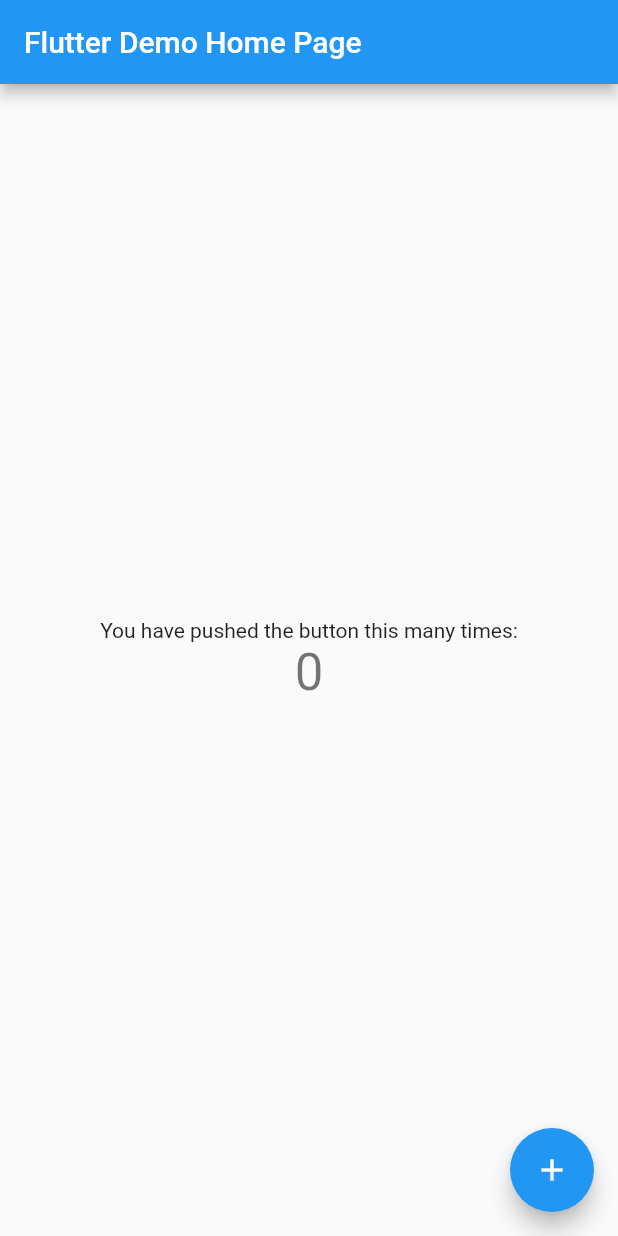
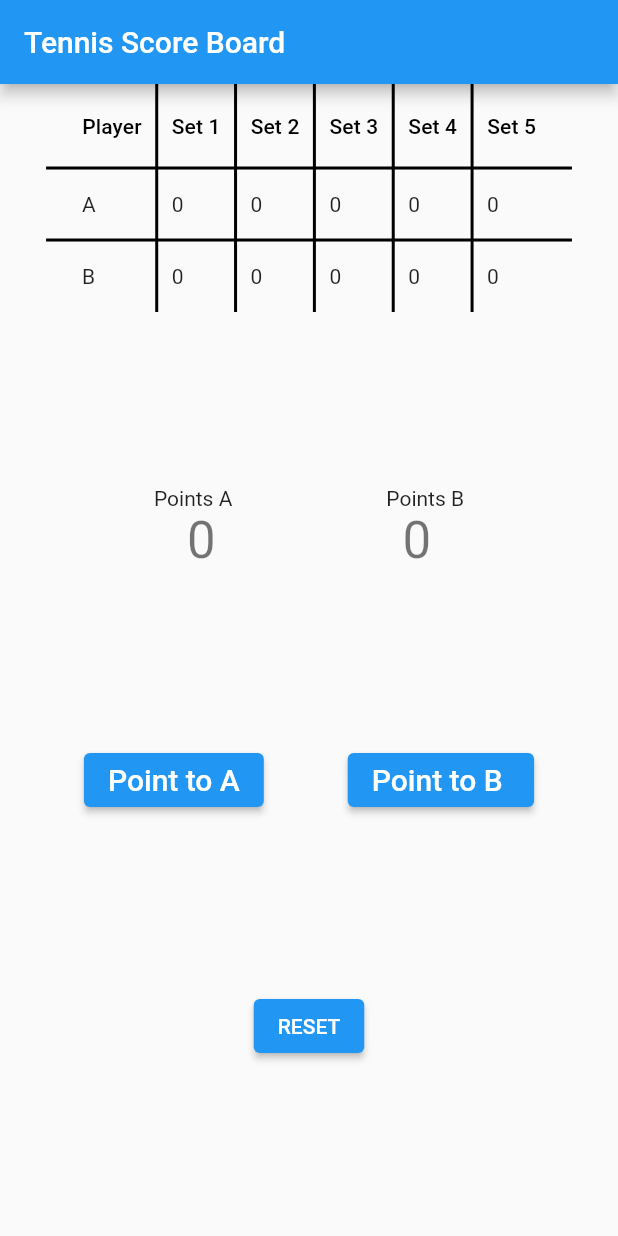
Before and after one commit to glaloggia/tennis_score_board, a Flutter app: the screen it shows after launch, on a phone screen of 412 x 824 dp. Run offline on Flutter 3.47's test engine with Material 2 defaults, Android fonts, the phone set to English and light mode, and no system bars.

Commit message:
First Beta Version Completed

```diff
--- a/lib/dashboard.dart
+++ b/lib/dashboard.dart
@@ -40,6 +40,10 @@
       setAdvantage('A');
     } else if (advantageA) {
       gameA();
+    }else if (advantageB){
+      advantageB = false;
+      currentGame[1]='40';
+      deuce = true;
     } else if (aPointsIterator.moveNext()) {
       currentGame[0] = aPointsIterator.current;
       if ((currentGame[0] == '40') && (currentGame[1] == '40')) deuce = true;
@@ -55,6 +59,10 @@
       setAdvantage('B');
     } else if (advantageB) {
       gameB();
+    }else if (advantageA){
+      advantageA = false;
+      deuce = true;
+      currentGame[0]='40';
     } else if (bPointsIterator.moveNext()) {
       currentGame[1] = bPointsIterator.current;
       if ((currentGame[1] == '40') && (currentGame[0] == '40')) deuce = true;
@@ -95,6 +103,10 @@
     currentGame[1] = '0';
     aPointsIterator = pointsArray.iterator;
     bPointsIterator = pointsArray.iterator;
+    deuce = false;
+    advantageA = false;
+    advantageB = false;
+    isTieBreak = false;
   }
 
   void gameB() {
@@ -109,6 +121,10 @@
     currentGame[1] = '0';
     aPointsIterator = pointsArray.iterator;
     bPointsIterator = pointsArray.iterator;
+    deuce = false;
+    advantageA = false;
+    advantageB = false;
+    isTieBreak = false;
   }
 
   void pointATb() {
--- a/lib/main.dart
+++ b/lib/main.dart
@@ -1,4 +1,5 @@
 import 'package:flutter/material.dart';
+import 'package:tennis_score_board/dashboard.dart';
 
 void main() {
   runApp(const MyApp());
@@ -7,24 +8,15 @@
 class MyApp extends StatelessWidget {
   const MyApp({Key? key}) : super(key: key);
 
-  // This widget is the root of your application.
   @override
   Widget build(BuildContext context) {
     return MaterialApp(
-      title: 'Flutter Demo',
+      debugShowCheckedModeBanner: false,
+      title: 'Score Board',
       theme: ThemeData(
-        // This is the theme of your application.
-        //
-        // Try running your application with "flutter run". You'll see the
-        // application has a blue toolbar. Then, without quitting the app, try
-        // changing the primarySwatch below to Colors.green and then invoke
-        // "hot reload" (press "r" in the console where you ran "flutter run",
-        // or simply save your changes to "hot reload" in a Flutter IDE).
-        // Notice that the counter didn't reset back to zero; the application
-        // is not restarted.
         primarySwatch: Colors.blue,
       ),
-      home: const MyHomePage(title: 'Flutter Demo Home Page'),
+      home: const MyHomePage(title: 'Tennis Score Board'),
     );
   }
 }
@@ -32,84 +24,125 @@
 class MyHomePage extends StatefulWidget {
   const MyHomePage({Key? key, required this.title}) : super(key: key);
 
-  // This widget is the home page of your application. It is stateful, meaning
-  // that it has a State object (defined below) that contains fields that affect
-  // how it looks.
+  final String title;
 
-  // This class is the configuration for the state. It holds the values (in this
-  // case the title) provided by the parent (in this case the App widget) and
-  // used by the build method of the State. Fields in a Widget subclass are
-  // always marked "final".
-
-  final String title;
 
   @override
   State<MyHomePage> createState() => _MyHomePageState();
 }
 
 class _MyHomePageState extends State<MyHomePage> {
-  int _counter = 0;
+  Dashboard newDashboard = Dashboard();
 
-  void _incrementCounter() {
+
+  void _incrementCounterA() {
     setState(() {
-      // This call to setState tells the Flutter framework that something has
-      // changed in this State, which causes it to rerun the build method below
-      // so that the display can reflect the updated values. If we changed
-      // _counter without calling setState(), then the build method would not be
-      // called again, and so nothing would appear to happen.
-      _counter++;
+      newDashboard.pointA();
     });
   }
 
+  void _incrementCounterB() {
+    setState(() {
+      newDashboard.pointB();
+    });
+  }
+
+  void _resetMatch(){
+    setState(() {
+      newDashboard = Dashboard();
+    });
+  }
+
+
   @override
   Widget build(BuildContext context) {
-    // This method is rerun every time setState is called, for instance as done
-    // by the _incrementCounter method above.
-    //
-    // The Flutter framework has been optimized to make rerunning build methods
-    // fast, so that you can just rebuild anything that needs updating rather
-    // than having to individually change instances of widgets.
+
     return Scaffold(
       appBar: AppBar(
-        // Here we take the value from the MyHomePage object that was created by
-        // the App.build method, and use it to set our appbar title.
         title: Text(widget.title),
       ),
       body: Center(
-        // Center is a layout widget. It takes a single child and positions it
-        // in the middle of the parent.
         child: Column(
-          // Column is also a layout widget. It takes a list of children and
-          // arranges them vertically. By default, it sizes itself to fit its
-          // children horizontally, and tries to be as tall as its parent.
-          //
-          // Invoke "debug painting" (press "p" in the console, choose the
-          // "Toggle Debug Paint" action from the Flutter Inspector in Android
-          // Studio, or the "Toggle Debug Paint" command in Visual Studio Code)
-          // to see the wireframe for each widget.
-          //
-          // Column has various properties to control how it sizes itself and
-          // how it positions its children. Here we use mainAxisAlignment to
-          // center the children vertically; the main axis here is the vertical
-          // axis because Columns are vertical (the cross axis would be
-          // horizontal).
           mainAxisAlignment: MainAxisAlignment.center,
           children: <Widget>[
-            const Text(
-              'You have pushed the button this many times:',
-            ),
-            Text(
-              '$_counter',
-              style: Theme.of(context).textTheme.headline4,
-            ),
+            Row(children: [
+              Spacer(),
+            ],),
+              DataTable(
+                  border: TableBorder(verticalInside: BorderSide(width: 2),
+                      horizontalInside: BorderSide(width: 2)),
+                  columnSpacing: 20,
+                  columns: const [
+                DataColumn(label:Text("Player")),
+                DataColumn(label:Text("Set 1")),
+                DataColumn(label:Text("Set 2")),
+                DataColumn(label:Text("Set 3")),
+                DataColumn(label:Text("Set 4")),
+                DataColumn(label:Text("Set 5"))
+              ],
+                  rows: [
+                DataRow(cells:[
+                  const DataCell(Text('A')),
+                  DataCell(Text(newDashboard.scoreBoard[0][0].toString())),
+                  DataCell(Text(newDashboard.scoreBoard[1][0].toString())),
+                  DataCell(Text(newDashboard.scoreBoard[2][0].toString())),
+                  DataCell(Text(newDashboard.scoreBoard[3][0].toString())),
+                  DataCell(Text(newDashboard.scoreBoard[4][0].toString())),
+                ]),
+                DataRow(cells:[
+                  const DataCell(Text('B')),
+                  DataCell(Text(newDashboard.scoreBoard[0][1].toString())),
+                  DataCell(Text(newDashboard.scoreBoard[1][1].toString())),
+                  DataCell(Text(newDashboard.scoreBoard[2][1].toString())),
+                  DataCell(Text(newDashboard.scoreBoard[3][1].toString())),
+                  DataCell(Text(newDashboard.scoreBoard[4][1].toString())),
+                ]
+                ),
+              ]
+              ),
+            Spacer(),
+            Row(children: [
+              Spacer(),
+              Text("Points A"),
+              Spacer(),
+              Text("Points B"),
+              Spacer(),
+            ],),
+            Row(children: [
+              Spacer(),
+              Text(
+                newDashboard.currentGame[0].toString(),
+                style: Theme.of(context).textTheme.headline4,
+              ),
+              Spacer(),
+              Text(
+                newDashboard.currentGame[1].toString(),
+                style: Theme.of(context).textTheme.headline4,
+              ),
+              Spacer()
+            ],),
+            Spacer(),
+            Row(children: [
+              Spacer(),
+              ElevatedButton(onPressed: _incrementCounterA
+                  ,child: Text('Point to A', style: TextStyle(fontSize: 20.0),) ),
+              Spacer(),
+              ElevatedButton(onPressed: _incrementCounterB
+                  ,child: Text('Point to B ', style: TextStyle(fontSize: 20.0),) ),
+              Spacer(),
+            ],),
+            // Spacer(),
+            Spacer(),
+            Row(children: [
+              Spacer(),
+              ElevatedButton(onPressed: _resetMatch, child: Text("RESET")),
+              Spacer()
+            ],),
+            Spacer()
           ],
         ),
       ),
-      floatingActionButton: FloatingActionButton(
-        onPressed: _incrementCounter,
-        tooltip: 'Increment',
-        child: const Icon(Icons.add),
-      ), // This trailing comma makes auto-formatting nicer for build methods.
+      // This trailing comma makes auto-formatting nicer for build methods.
     );
   }
 }
```
Also changed, not shown: 1 other file.
